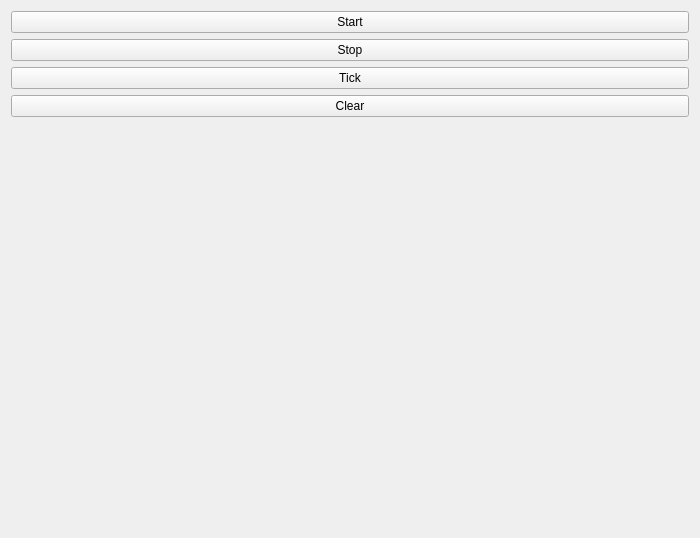
spluto/QGOL, file mainwindow.ui: the form before one commit.
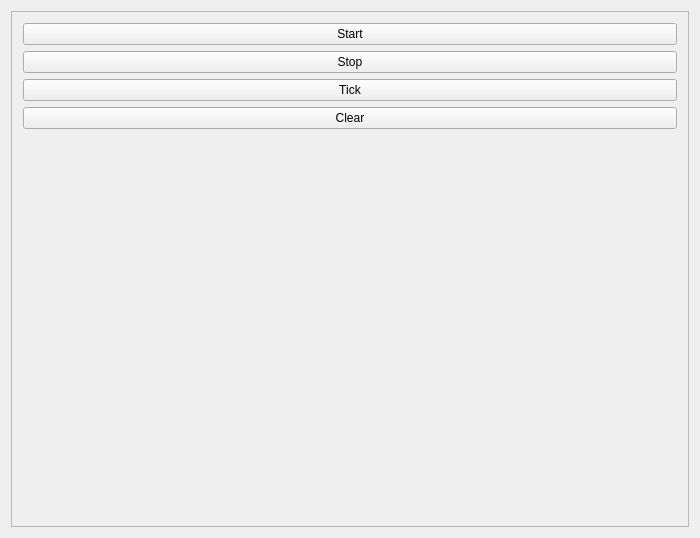
The form after the commit.

Diff of the .ui file:
```diff
--- a/mainwindow.ui
+++ b/mainwindow.ui
@@ -18,6 +18,13 @@
     <item>
      <layout class="QHBoxLayout" name="mainLayout">
       <item>
+       <widget class="QFrame" name="controlsLayout_2">
+        <property name="frameShape">
+         <enum>QFrame::StyledPanel</enum>
+        </property>
+        <property name="frameShadow">
+         <enum>QFrame::Raised</enum>
+        </property>
        <layout class="QVBoxLayout" name="controlsLayout">
         <item>
          <widget class="QPushButton" name="startButton">
@@ -61,6 +68,7 @@
          </spacer>
         </item>
        </layout>
+       </widget>
       </item>
       <item>
        <layout class="QVBoxLayout" name="gameLayout"/>
```
Lines whose indentation alone changed are shown as unchanged.
